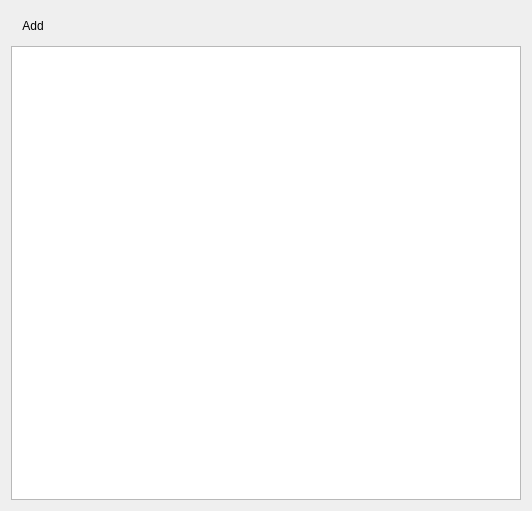
This is SIM-VICUS/src/SVNavigationTreeWidget.ui in ghorwin/SIM-VICUS as Qt 5 draws it before an edit. The edited form follows.
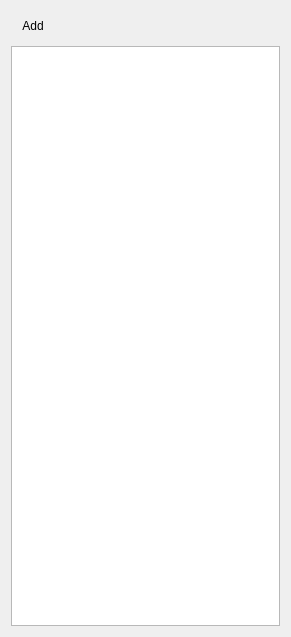
This is the edited form. Icons and pictures are not drawn.

The edit to the form file:
```diff
--- a/SIM-VICUS/src/SVNavigationTreeWidget.ui
+++ b/SIM-VICUS/src/SVNavigationTreeWidget.ui
@@ -6,8 +6,8 @@
    <rect>
     <x>0</x>
     <y>0</y>
-    <width>532</width>
-    <height>511</height>
+    <width>291</width>
+    <height>637</height>
    </rect>
   </property>
   <property name="windowTitle">
```
